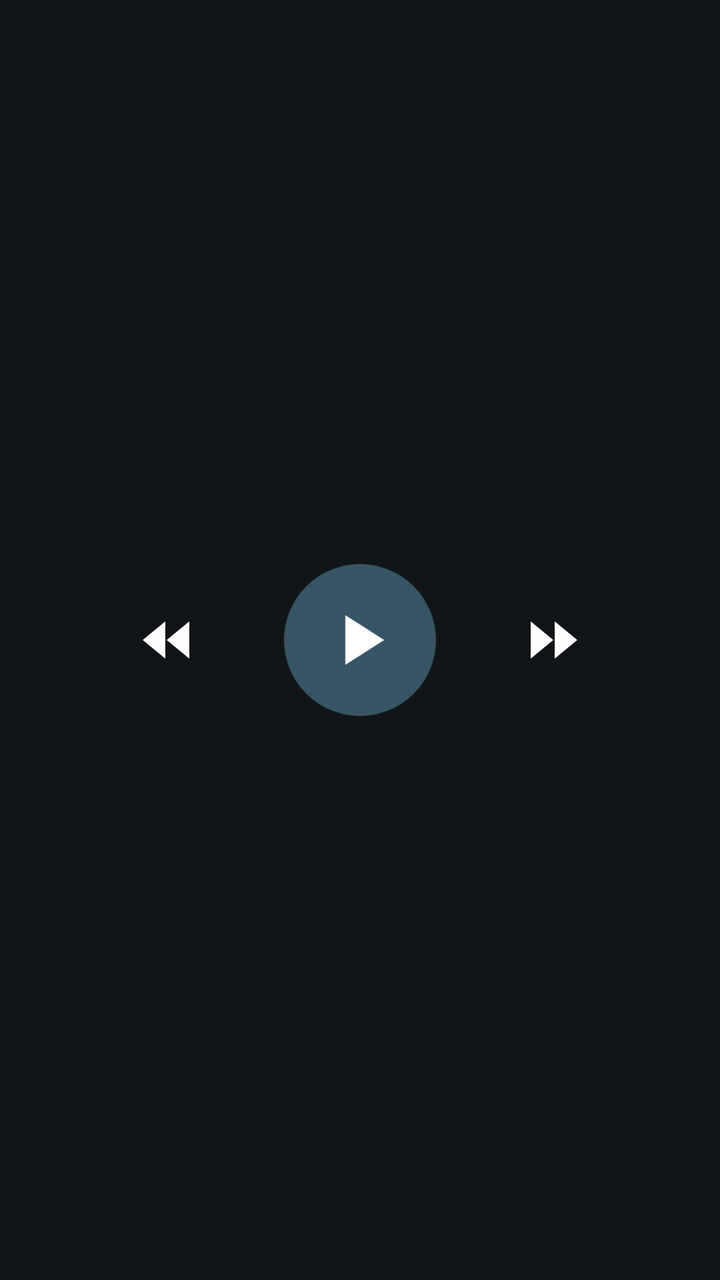
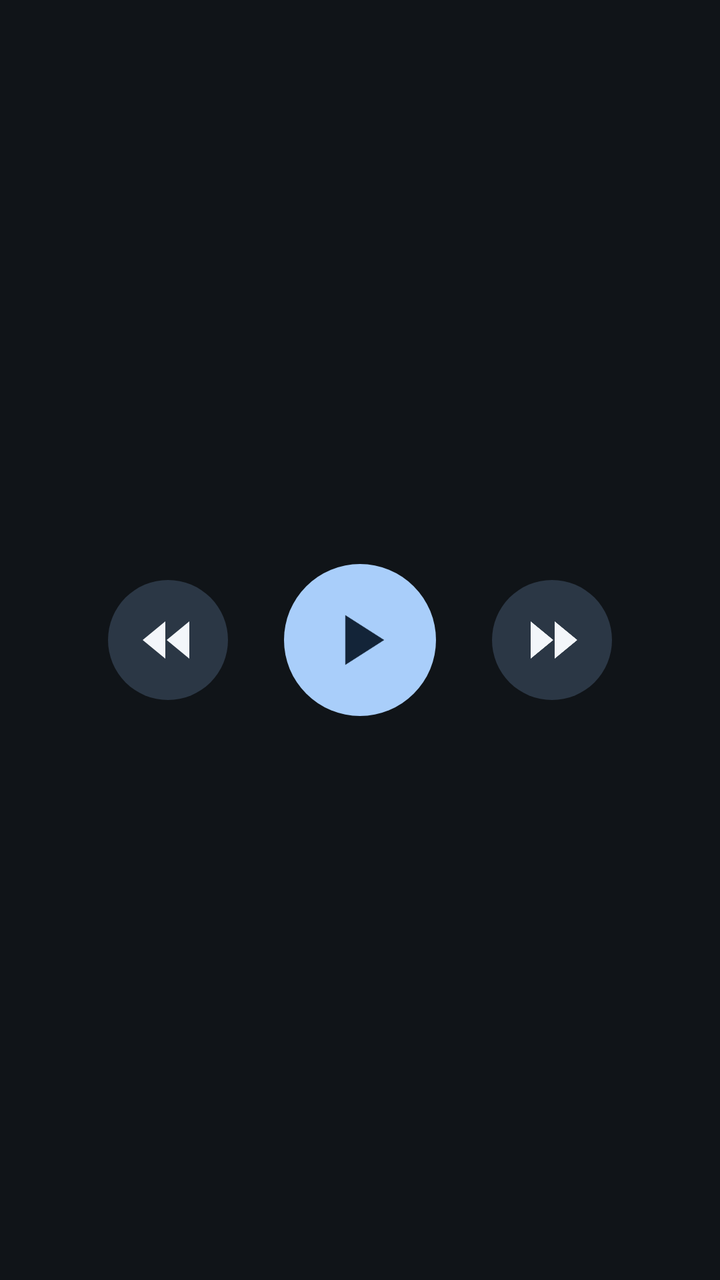

An Android layout rendered at two revisions. The XML below is the earlier revision; the diff shows what the commit changed to produce the second picture.
<!-- AndroidManifest.xml: application theme Theme.CarPlaySender -->
<!-- res/layout/view_car_media_controls.xml -->
<?xml version="1.0" encoding="utf-8"?>
<LinearLayout xmlns:android="http://schemas.android.com/apk/res/android" android:id="@+id/carMediaControls"
    android:layout_width="match_parent" android:layout_height="76dp" android:gravity="center">
    <ImageView android:id="@+id/carMediaPrevious" android:layout_width="60dp" android:layout_height="60dp" android:padding="14dp" android:src="@drawable/ic_media_prev" android:contentDescription="上一首" android:background="?android:attr/selectableItemBackgroundBorderless" />
    <ImageView android:id="@+id/carMediaPlayPause" android:layout_width="76dp" android:layout_height="76dp" android:layout_marginHorizontal="28dp" android:padding="16dp" android:src="@drawable/ic_media_play" android:contentDescription="播放或暂停" android:background="@drawable/bg_car_media_play" />
    <ImageView android:id="@+id/carMediaNext" android:layout_width="60dp" android:layout_height="60dp" android:padding="14dp" android:src="@drawable/ic_media_next" android:contentDescription="下一首" android:background="?android:attr/selectableItemBackgroundBorderless" />
</LinearLayout>
<!-- resources referenced by this layout -->
<resources>
  <!-- drawable bg_car_media_play (drawable) -->
  <?xml version="1.0" encoding="utf-8"?>
  <ripple xmlns:android="http://schemas.android.com/apk/res/android" android:color="#6690DFE6">
      <item>
          <shape android:shape="oval">
              <solid android:color="#FF365463" />
          </shape>
      </item>
  </ripple>
  <!-- drawable ic_media_next (drawable) -->
  <?xml version="1.0" encoding="utf-8"?>
  <vector xmlns:android="http://schemas.android.com/apk/res/android"
      android:width="24dp"
      android:height="24dp"
      android:viewportWidth="24"
      android:viewportHeight="24">
      <path
          android:fillColor="#FFFFFFFF"
          android:pathData="M4,5 L12.5,12 L4,19 Z M13,5 L21.5,12 L13,19 Z" />
  </vector>
  <!-- drawable ic_media_play (drawable) -->
  <?xml version="1.0" encoding="utf-8"?>
  <vector xmlns:android="http://schemas.android.com/apk/res/android"
      android:width="24dp"
      android:height="24dp"
      android:viewportWidth="24"
      android:viewportHeight="24">
      <path
          android:fillColor="#FFFFFFFF"
          android:pathData="M8,5.2 L18.6,12 L8,18.8 Z" />
  </vector>
  <!-- drawable ic_media_prev (drawable) -->
  <?xml version="1.0" encoding="utf-8"?>
  <vector xmlns:android="http://schemas.android.com/apk/res/android"
      android:width="24dp"
      android:height="24dp"
      android:viewportWidth="24"
      android:viewportHeight="24">
      <path
          android:fillColor="#FFFFFFFF"
          android:pathData="M20,5 L11.5,12 L20,19 Z M11,5 L2.5,12 L11,19 Z" />
  </vector>
  <style name="Theme.CarPlaySender" parent="Theme.AppCompat.DayNight.NoActionBar">
          <item name="android:statusBarColor">#000000</item>
          <item name="android:navigationBarColor">#000000</item>
          <item name="android:windowLightStatusBar">false</item>
          <item name="android:windowLightNavigationBar">false</item>
          <item name="android:colorBackground">#101418</item>
      </style>
</resources>

<!-- the commit's change to res/layout/view_car_media_controls.xml (unified diff, before → after) -->
@@ -1,7 +1,7 @@
 <?xml version="1.0" encoding="utf-8"?>
-<LinearLayout xmlns:android="http://schemas.android.com/apk/res/android" android:id="@+id/carMediaControls"
+<LinearLayout xmlns:android="http://schemas.android.com/apk/res/android" xmlns:app="http://schemas.android.com/apk/res-auto" android:id="@+id/carMediaControls"
     android:layout_width="match_parent" android:layout_height="76dp" android:gravity="center">
-    <ImageView android:id="@+id/carMediaPrevious" android:layout_width="60dp" android:layout_height="60dp" android:padding="14dp" android:src="@drawable/ic_media_prev" android:contentDescription="上一首" android:background="?android:attr/selectableItemBackgroundBorderless" />
-    <ImageView android:id="@+id/carMediaPlayPause" android:layout_width="76dp" android:layout_height="76dp" android:layout_marginHorizontal="28dp" android:padding="16dp" android:src="@drawable/ic_media_play" android:contentDescription="播放或暂停" android:background="@drawable/bg_car_media_play" />
-    <ImageView android:id="@+id/carMediaNext" android:layout_width="60dp" android:layout_height="60dp" android:padding="14dp" android:src="@drawable/ic_media_next" android:contentDescription="下一首" android:background="?android:attr/selectableItemBackgroundBorderless" />
+    <ImageView android:id="@+id/carMediaPrevious" android:layout_width="60dp" android:layout_height="60dp" android:padding="14dp" android:src="@drawable/ic_media_prev" app:tint="@color/car_text" android:contentDescription="上一首" android:background="@drawable/bg_car_media_skip" />
+    <ImageView android:id="@+id/carMediaPlayPause" android:layout_width="76dp" android:layout_height="76dp" android:layout_marginHorizontal="28dp" android:padding="16dp" android:src="@drawable/ic_media_play" app:tint="@color/car_on_accent" android:contentDescription="播放或暂停" android:background="@drawable/bg_car_media_play" />
+    <ImageView android:id="@+id/carMediaNext" android:layout_width="60dp" android:layout_height="60dp" android:padding="14dp" android:src="@drawable/ic_media_next" app:tint="@color/car_text" android:contentDescription="下一首" android:background="@drawable/bg_car_media_skip" />
 </LinearLayout>
<!-- resource entries referenced after the edit -->
@@ -1,11 +1,22 @@
 <!-- resources referenced by this layout -->
 <resources>
+  <color name="car_on_accent">#132438</color>
+  <color name="car_text">#F3F6FA</color>
   <!-- drawable bg_car_media_play (drawable) -->
   <?xml version="1.0" encoding="utf-8"?>
-  <ripple xmlns:android="http://schemas.android.com/apk/res/android" android:color="#6690DFE6">
+  <ripple xmlns:android="http://schemas.android.com/apk/res/android" android:color="#400B2038">
       <item>
           <shape android:shape="oval">
-              <solid android:color="#FF365463" />
+              <solid android:color="@color/car_accent" />
+          </shape>
+      </item>
+  </ripple>
+  <!-- drawable bg_car_media_skip (drawable) -->
+  <?xml version="1.0" encoding="utf-8"?>
+  <ripple xmlns:android="http://schemas.android.com/apk/res/android" android:color="@color/car_control_ripple">
+      <item>
+          <shape android:shape="oval">
+              <solid android:color="@color/car_control" />
           </shape>
       </item>
   </ripple>
@@ -49,5 +60,8 @@
           <item name="android:windowLightNavigationBar">false</item>
           <item name="android:colorBackground">#101418</item>
       </style>
+  <color name="car_accent">#A9CEFA</color>
+  <color name="car_control_ripple">#33D7E8FF</color>
+  <color name="car_control">#2B3745</color>
 </resources>
 
